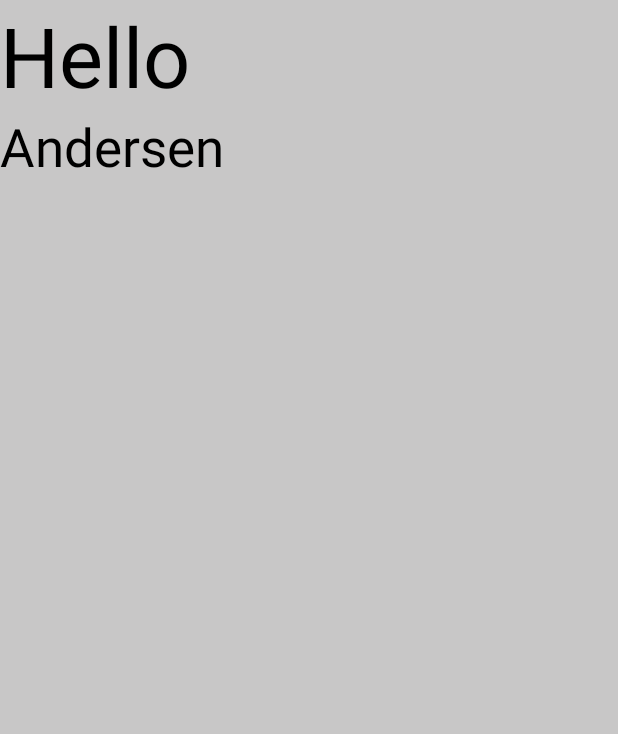
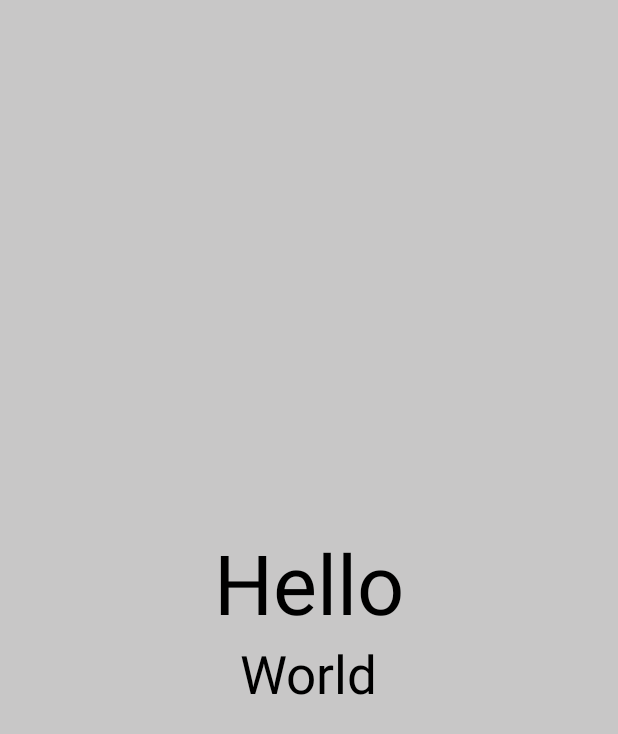
Before and after one commit to nikvladimir/PavliukovAndersen, an Android app: the fragment T1TextViewFragment placed in its activity, on a phone screen of 412 x 824 dp. Shown: the top 734 px of the screen. Run offline under Robolectric (Android 15) with nearby library versions, the phone set to English and light mode, and no system bars; pictures from the network do not load.

Commit message:
Update README.md

```diff
--- a/app/src/main/java/com/example/pavliukovandersen/T3NewsAdapter.kt
+++ b/app/src/main/java/com/example/pavliukovandersen/T3NewsAdapter.kt
@@ -32,7 +32,6 @@ class T3NewsAdapter(private val itemClick: (ArticleDto) -> Unit) :
         override fun areContentsTheSame(oldItem: ArticleDto, newItem: ArticleDto): Boolean {
             return oldItem == newItem
         }
-
     }
 
     override fun onCreateViewHolder(parent: ViewGroup, viewType: Int): ViewHolder {
--- a/app/src/main/res/layout/t1_fragment_text_view.xml
+++ b/app/src/main/res/layout/t1_fragment_text_view.xml
@@ -3,6 +3,7 @@
     android:layout_width="match_parent"
     android:layout_height="match_parent"
     android:background="@color/backGroundGray"
+    android:gravity="center"
     android:orientation="vertical">
 
     <TextView
--- a/app/src/main/res/layout/t2_activity_play_list_filter.xml
+++ b/app/src/main/res/layout/t2_activity_play_list_filter.xml
@@ -4,6 +4,7 @@
     xmlns:tools="http://schemas.android.com/tools"
     android:layout_width="match_parent"
     android:layout_height="match_parent"
+    android:background="@color/backGroundGray"
     tools:context=".T2PlayListFilterActivity">
 
     <TextView
--- a/app/src/main/res/values/strings.xml
+++ b/app/src/main/res/values/strings.xml
@@ -21,7 +21,7 @@
 
     <string name="tv_form_name">some form name</string>
     <string name="hello">Hello</string>
-    <string name="company_name">Andersen</string>
+    <string name="company_name">World</string>
     <string name="creators_name">Vladimir Pavliukov</string>
     <string name="default_text">default text</string>
     <string name="night_mode">Night Mode</string>
```
Also changed, not shown: 1 other file.
